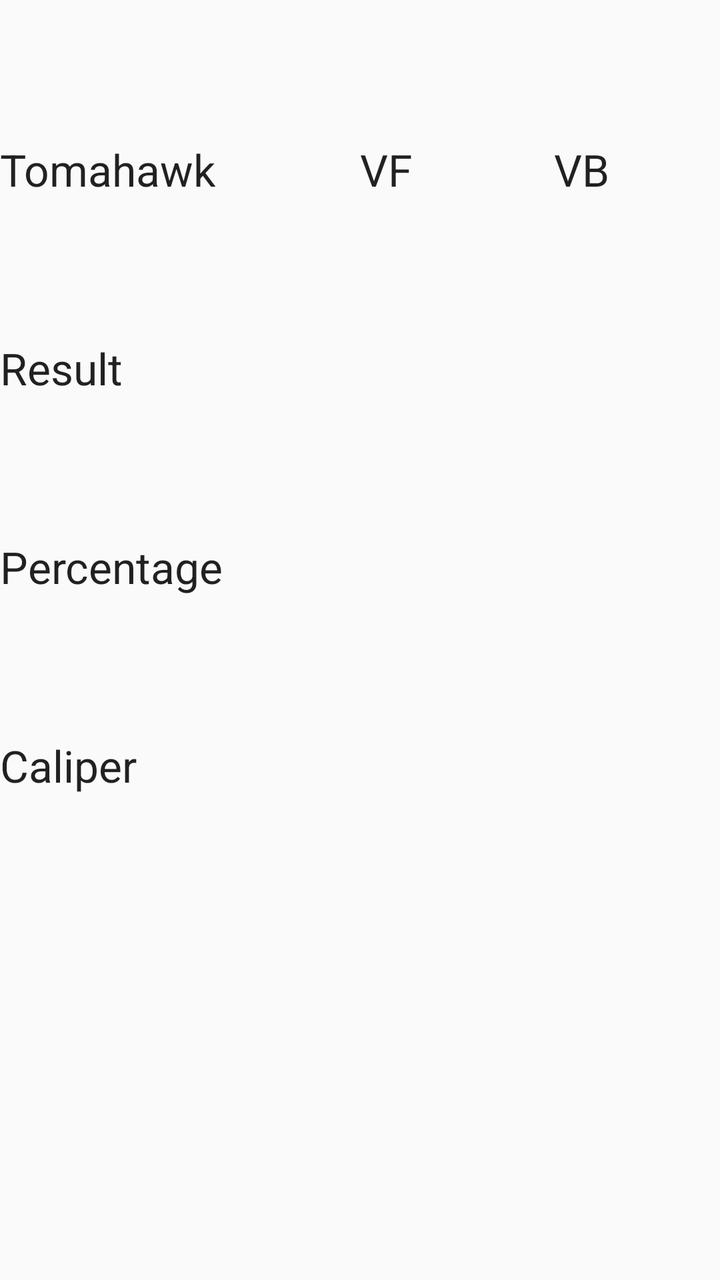
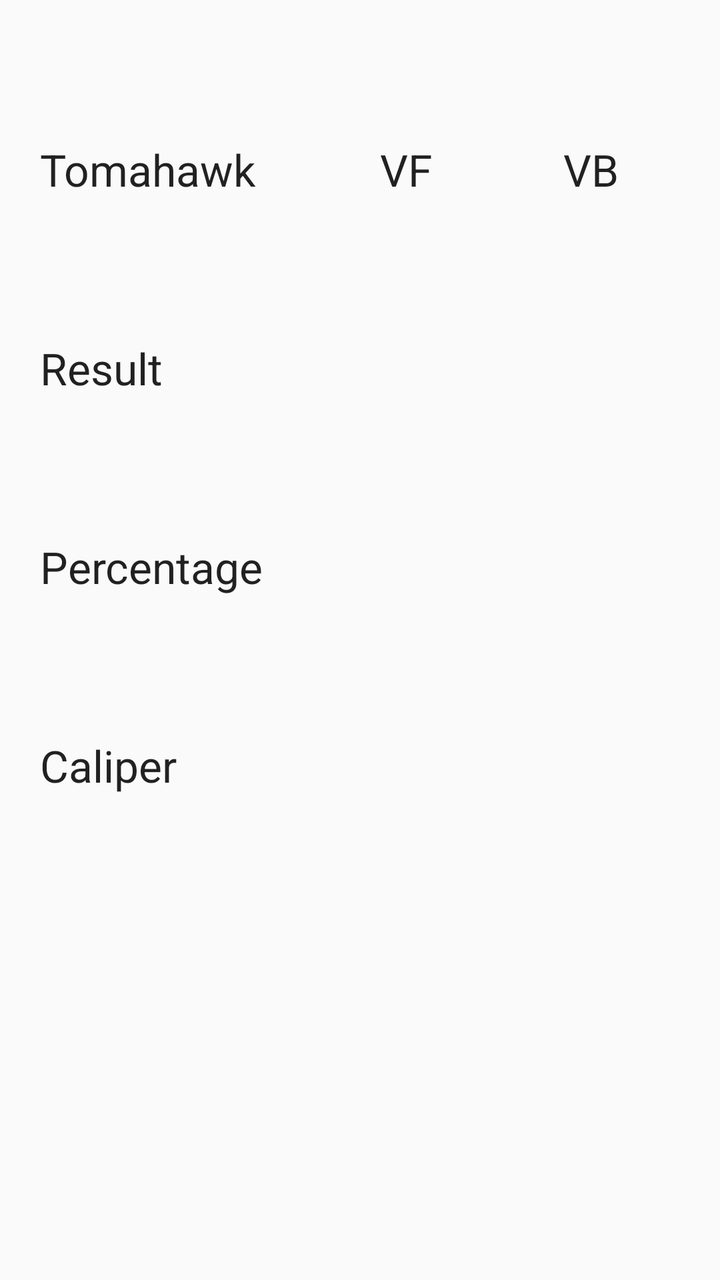

An Android layout rendered at two revisions. The XML below is the earlier revision; the diff shows what the commit changed to produce the second picture.
<!-- AndroidManifest.xml: application theme AppTheme -->
<!-- res/layout/tab2.xml -->
<?xml version="1.0" encoding="utf-8"?>
<LinearLayout xmlns:android="http://schemas.android.com/apk/res/android"
    android:layout_width="match_parent"
    android:layout_height="match_parent"
    android:orientation="vertical">


    <LinearLayout
        android:orientation="horizontal"
        android:layout_width="match_parent"
        android:weightSum="2"
        android:layout_height="wrap_content"
        android:layout_marginTop="70dp">

        <TextView
            android:layout_width="0px"
            android:layout_gravity="center_vertical"
            android:layout_weight="1"
            android:layout_height="wrap_content"
            android:textAppearance="?android:attr/textAppearanceLarge"
            android:text="Tomahawk"
            android:id="@+id/textView6" />

        <TextView
            android:layout_width="0px"
            android:layout_height="wrap_content"
            android:textAppearance="?android:attr/textAppearanceLarge"
            android:text="VF"
            android:id="@+id/textView7"
            android:layout_weight="0.54" />

        <TextView
            android:layout_width="0dp"
            android:layout_height="wrap_content"
            android:textAppearance="?android:attr/textAppearanceLarge"
            android:text="VB"
            android:id="@+id/textView8"
            android:layout_weight="0.5" />

    </LinearLayout>

    <LinearLayout
        android:orientation="horizontal"
        android:layout_width="match_parent"
        android:weightSum="2"
        android:layout_height="wrap_content"
        android:layout_marginTop="70dp" >

        <TextView
            android:layout_width="0px"
            android:layout_gravity="center_vertical"
            android:layout_weight="1"
            android:layout_height="wrap_content"
            android:textAppearance="?android:attr/textAppearanceLarge"
            android:text="Result"
            android:id="@+id/textView9" />

        <TextView
            android:layout_width="0px"
            android:layout_height="wrap_content"
            android:textAppearance="?android:attr/textAppearanceLarge"
            android:id="@+id/resFront"
            android:layout_weight="0.54" />

        <TextView
            android:layout_width="0dp"
            android:layout_height="wrap_content"
            android:textAppearance="?android:attr/textAppearanceLarge"
            android:id="@+id/resBack"
            android:layout_weight="0.5" />
    </LinearLayout>

    <LinearLayout
        android:orientation="horizontal"
        android:layout_width="match_parent"
        android:weightSum="2"
        android:layout_height="wrap_content"
        android:layout_marginTop="70dp" >

        <TextView
            android:layout_width="0px"
            android:layout_gravity="center_vertical"
            android:layout_weight="1"
            android:layout_height="wrap_content"
            android:textAppearance="?android:attr/textAppearanceLarge"
            android:text="Percentage"
            android:id="@+id/textView10" />

        <TextView
            android:layout_width="0px"
            android:layout_height="wrap_content"
            android:textAppearance="?android:attr/textAppearanceLarge"
            android:id="@+id/percenFront"
            android:layout_weight="0.54" />

        <TextView
            android:layout_width="0dp"
            android:layout_height="wrap_content"
            android:textAppearance="?android:attr/textAppearanceLarge"
            android:id="@+id/percenBack"
            android:layout_weight="0.5" />
    </LinearLayout>

    <LinearLayout
        android:orientation="horizontal"
        android:layout_width="match_parent"
        android:weightSum="2"
        android:layout_height="wrap_content"
        android:layout_marginTop="70dp" >

        <TextView
            android:layout_width="0px"
            android:layout_gravity="center_vertical"
            android:layout_weight="1"
            android:layout_height="wrap_content"
            android:textAppearance="?android:attr/textAppearanceLarge"
            android:text="Caliper"
            android:id="@+id/textView11" />

        <TextView
            android:layout_width="0px"
            android:layout_height="wrap_content"
            android:textAppearance="?android:attr/textAppearanceLarge"
            android:id="@+id/caliperFront"
            android:layout_weight="0.54" />

        <TextView
            android:layout_width="0dp"
            android:layout_height="wrap_content"
            android:textAppearance="?android:attr/textAppearanceLarge"
            android:id="@+id/caliperBack"
            android:layout_weight="0.5" />
    </LinearLayout>
</LinearLayout>
<!-- resources referenced by this layout -->
<resources>
  <style name="AppTheme" parent="Theme.AppCompat.Light.NoActionBar">
          
  
      </style>
</resources>

<!-- the commit's change to res/layout/tab2.xml (unified diff, before → after) -->
@@ -10,7 +10,8 @@
         android:layout_width="match_parent"
         android:weightSum="2"
         android:layout_height="wrap_content"
-        android:layout_marginTop="70dp">
+        android:layout_marginTop="70dp"
+        android:layout_marginLeft="20dp">
 
         <TextView
             android:layout_width="0px"
@@ -44,7 +45,8 @@
         android:layout_width="match_parent"
         android:weightSum="2"
         android:layout_height="wrap_content"
-        android:layout_marginTop="70dp" >
+        android:layout_marginTop="70dp"
+        android:layout_marginLeft="20dp">
 
         <TextView
             android:layout_width="0px"
@@ -75,7 +77,8 @@
         android:layout_width="match_parent"
         android:weightSum="2"
         android:layout_height="wrap_content"
-        android:layout_marginTop="70dp" >
+        android:layout_marginTop="70dp"
+        android:layout_marginLeft="20dp">
 
         <TextView
             android:layout_width="0px"
@@ -106,7 +109,8 @@
         android:layout_width="match_parent"
         android:weightSum="2"
         android:layout_height="wrap_content"
-        android:layout_marginTop="70dp" >
+        android:layout_marginTop="70dp"
+        android:layout_marginLeft="20dp">
 
         <TextView
             android:layout_width="0px"
